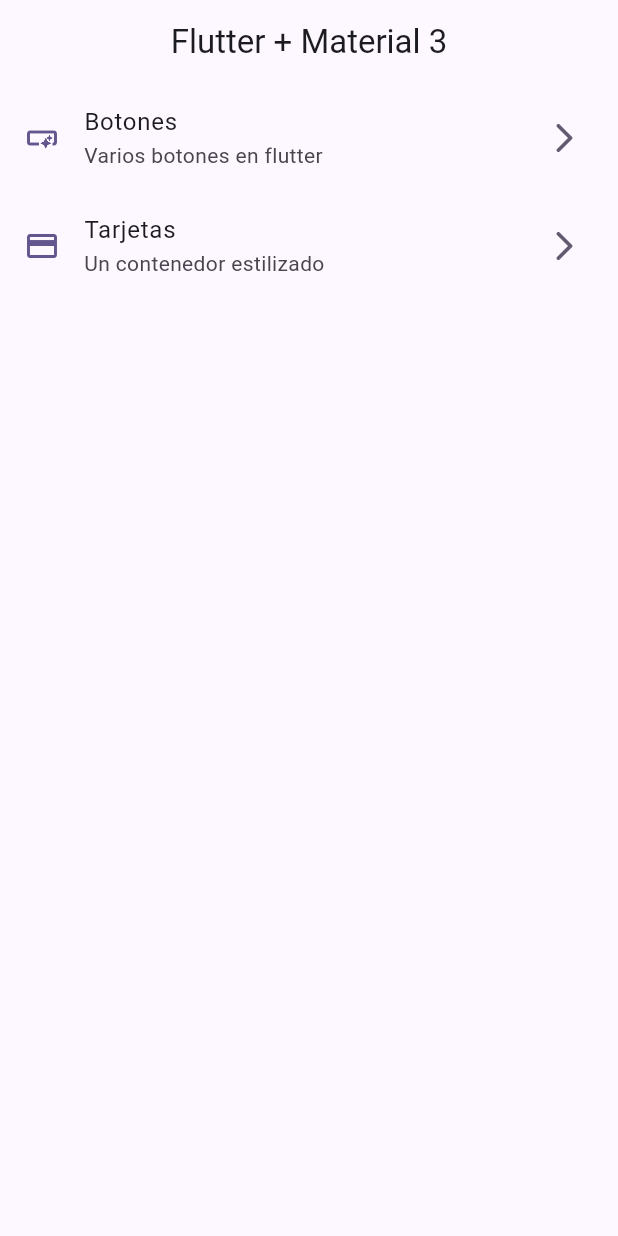
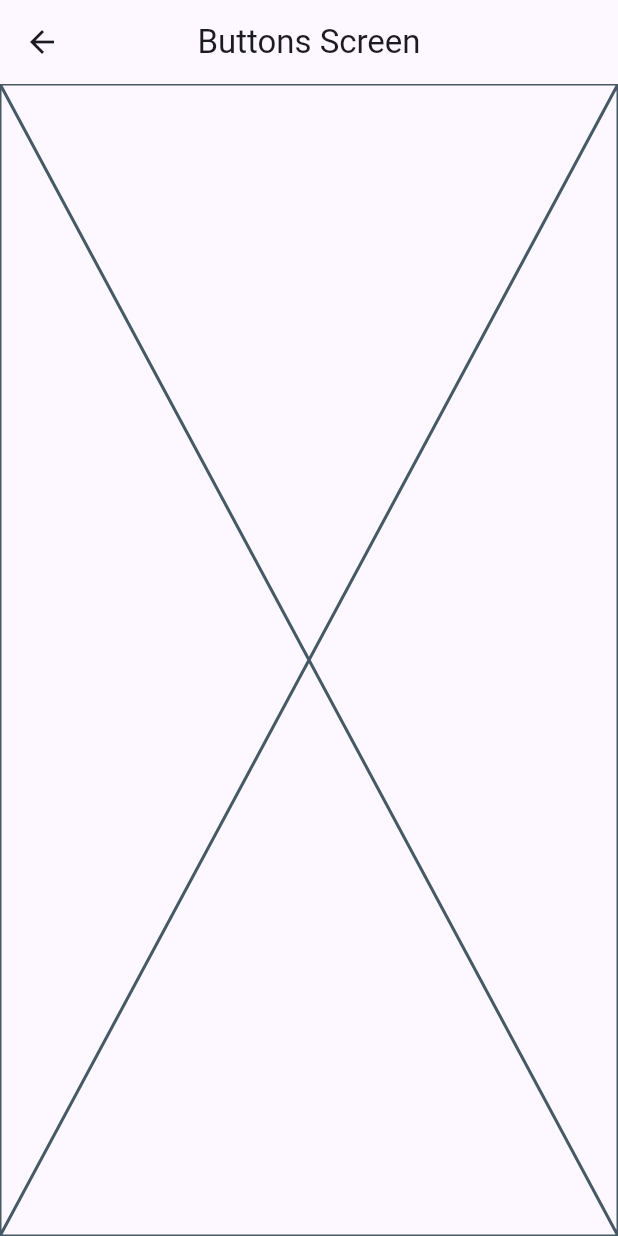
Before and after one commit to jbetancurmejia/flutter_widgets, a Flutter app: the screen it shows after launch, after a tap on "Botones", on a phone screen of 412 x 824 dp. Run offline on Flutter 3.47's test engine with Material 2 defaults, Android fonts, the phone set to English and light mode, and no system bars.

```diff
--- a/lib/main.dart
+++ b/lib/main.dart
@@ -1,5 +1,7 @@
 import 'package:flutter/material.dart';
 import 'package:widgets_app/config/theme/app_theme.dart';
+import 'package:widgets_app/presentation/screens/buttons/buttons_screen.dart';
+import 'package:widgets_app/presentation/screens/cards/cards_screen.dart';
 import 'package:widgets_app/presentation/screens/home/home_screen.dart';
 
 void main() {
@@ -12,9 +14,13 @@ class MainApp extends StatelessWidget {
   @override
   Widget build(BuildContext context) {
     return MaterialApp(
-        debugShowCheckedModeBanner: false,
-
-        theme: AppTheme(selectedColor: 1).getTheme(),
-        home: const HomeScreen());
+      debugShowCheckedModeBanner: false,
+      theme: AppTheme(selectedColor: 1).getTheme(),
+      home: const HomeScreen(),
+      routes: {
+        '/buttons': (context) => const ButtonsScreen(),
+        '/cards': (context) => const CardsScreen()
+      },
+    );
   }
 }
--- /dev/null
+++ b/lib/presentation/screens/buttons/buttons_screen.dart
@@ -0,0 +1,15 @@
+import 'package:flutter/material.dart';
+
+class ButtonsScreen extends StatelessWidget {
+  const ButtonsScreen({super.key});
+
+  @override
+  Widget build(BuildContext context) {
+    return Scaffold(
+      appBar: AppBar(
+        title: const Text('Buttons Screen'),
+      ),
+      body: const Placeholder(),
+    );
+  }
+}
--- a/lib/presentation/screens/home/home_screen.dart
+++ b/lib/presentation/screens/home/home_screen.dart
@@ -1,5 +1,6 @@
 import 'package:flutter/material.dart';
 import 'package:widgets_app/config/menu/menu_items.dart';
+import 'package:widgets_app/presentation/screens/buttons/buttons_screen.dart';
 
 class HomeScreen extends StatelessWidget {
   const HomeScreen({super.key});
@@ -47,7 +48,14 @@ class _CustomMenuItem extends StatelessWidget {
       subtitle: Text(menuItem.subTitle),
       trailing: Icon(Icons.arrow_forward_ios_rounded, color: colors.secondary),
       onTap: () {
-        //TODO: navegar a otra pantalla
+
+        // Navigator.of(context).push(
+        //   MaterialPageRoute(
+        //     builder: (context) =>  const ButtonsScreen(),
+        //   ),
+        // );
+
+        Navigator.pushNamed(context, menuItem.link);
       },
     );
   }
```
Also changed, not shown: lib/presentation/screens/cards/cards_screen.dart (added, +15 -0 lines).
